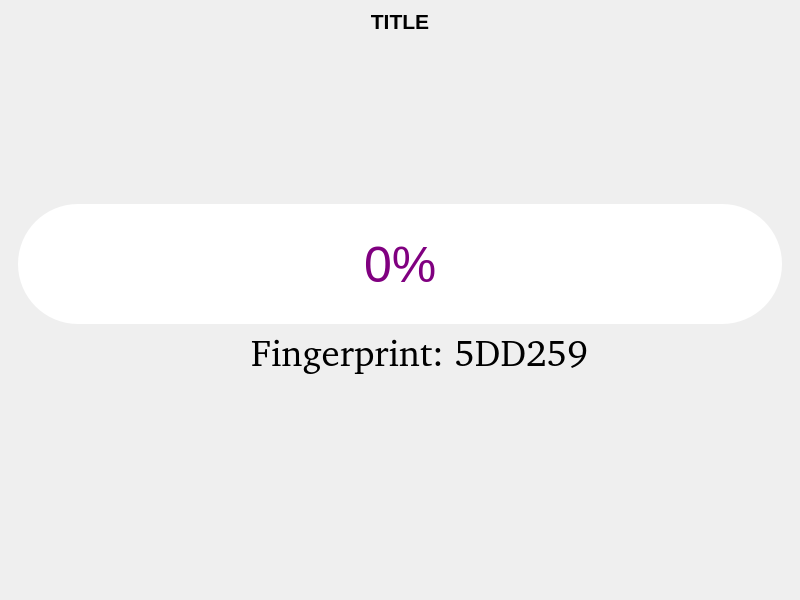
Before: the Qt Designer form mainwindow.ui in DiosDelRayo/XmrSignerCompanion, drawn with Qt 5.
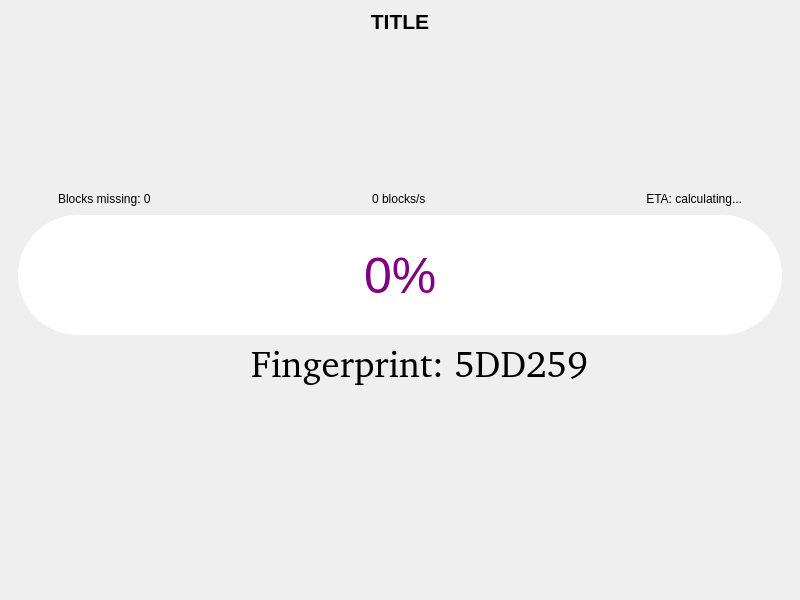
After: the same form once the commit is applied. The open tabs and pages were chosen to show the change. Icons and pictures are not drawn. Custom widgets are drawn as their Qt base class.

What changed in the file:
```diff
--- a/mainwindow.ui
+++ b/mainwindow.ui
@@ -99,7 +99,7 @@
     <item>
      <widget class="QStackedWidget" name="stackedWidget">
       <property name="currentIndex">
-       <number>3</number>
+       <number>5</number>
       </property>
       <widget class="QWidget" name="scanViewWalletQrPage">
        <layout class="QHBoxLayout" name="verticalLayout_2">
@@ -124,6 +124,9 @@
             <height>200</height>
            </size>
           </property>
+          <property name="styleSheet">
+           <string notr="true">QrCodeScanWidget { padding: 10px; }</string>
+          </property>
          </widget>
         </item>
         <item>
@@ -444,6 +447,92 @@
           </property>
          </spacer>
         </item>
+        <item>
+         <layout class="QHBoxLayout" name="horizontalLayout_5">
+          <item>
+           <spacer name="horizontalSpacer_20">
+            <property name="orientation">
+             <enum>Qt::Horizontal</enum>
+            </property>
+            <property name="sizeType">
+             <enum>QSizePolicy::Minimum</enum>
+            </property>
+            <property name="sizeHint" stdset="0">
+             <size>
+              <width>40</width>
+              <height>20</height>
+             </size>
+            </property>
+           </spacer>
+          </item>
+          <item>
+           <widget class="QLabel" name="missingBlocks">
+            <property name="text">
+             <string>Blocks missing: 0</string>
+            </property>
+           </widget>
+          </item>
+          <item>
+           <spacer name="horizontalSpacer_23">
+            <property name="orientation">
+             <enum>Qt::Horizontal</enum>
+            </property>
+            <property name="sizeHint" stdset="0">
+             <size>
+              <width>40</width>
+              <height>20</height>
+             </size>
+            </property>
+           </spacer>
+          </item>
+          <item>
+           <widget class="QLabel" name="avgBlockPerSecond">
+            <property name="text">
+             <string>0 blocks/s</string>
+            </property>
+           </widget>
+          </item>
+          <item>
+           <spacer name="horizontalSpacer_21">
+            <property name="orientation">
+             <enum>Qt::Horizontal</enum>
+            </property>
+            <property name="sizeHint" stdset="0">
+             <size>
+              <width>40</width>
+              <height>20</height>
+             </size>
+            </property>
+           </spacer>
+          </item>
+          <item>
+           <widget class="QLabel" name="syncETA">
+            <property name="text">
+             <string>ETA: calculating...</string>
+            </property>
+            <property name="alignment">
+             <set>Qt::AlignRight|Qt::AlignTrailing|Qt::AlignVCenter</set>
+            </property>
+           </widget>
+          </item>
+          <item>
+           <spacer name="horizontalSpacer_22">
+            <property name="orientation">
+             <enum>Qt::Horizontal</enum>
+            </property>
+            <property name="sizeType">
+             <enum>QSizePolicy::Minimum</enum>
+            </property>
+            <property name="sizeHint" stdset="0">
+             <size>
+              <width>40</width>
+              <height>20</height>
+             </size>
+            </property>
+           </spacer>
+          </item>
+         </layout>
+        </item>
         <item>
          <widget class="QProgressBar" name="syncProgressBar">
           <property name="styleSheet">
@@ -562,25 +651,13 @@
       <widget class="QWidget" name="outputsQrPage">
        <layout class="QHBoxLayout" name="verticalLayout_5">
         <item>
-         <widget class="QLabel" name="qrCodeLabel">
+         <widget class="URWidget" name="outputsUR" native="true">
           <property name="minimumSize">
            <size>
             <width>200</width>
             <height>200</height>
            </size>
           </property>
-          <property name="text">
-           <string/>
-          </property>
-          <property name="pixmap">
-           <pixmap resource="icons.qrc">:/images/qr.png</pixmap>
-          </property>
-          <property name="scaledContents">
-           <bool>false</bool>
-          </property>
-          <property name="alignment">
-           <set>Qt::AlignCenter</set>
-          </property>
          </widget>
         </item>
         <item>
@@ -685,7 +762,7 @@
            </spacer>
           </item>
           <item>
-           <widget class="QLabel" name="label_2">
+           <widget class="QLabel" name="availableAmount">
             <property name="font">
              <font>
               <pointsize>32</pointsize>
@@ -719,7 +796,7 @@
            </spacer>
           </item>
           <item>
-           <widget class="QAddressLineEdit" name="addressLineEdit">
+           <widget class="QAddressLineEdit" name="address">
             <property name="styleSheet">
              <string notr="true">QLineEdit {
 			  background-color: white;
@@ -727,8 +804,9 @@
 			  font-size: 36px;
 			  border-radius: 35px;
 			  padding: 5px;
-			  min-height: 60px;
-			  max-height: 60px;
+			  min-height: 45px;
+			  max-height: 45px;
+border: 10px solid transparent;
 			    }</string>
             </property>
             <property name="placeholderText">
@@ -753,7 +831,7 @@
            </spacer>
           </item>
           <item>
-           <widget class="QAmountLineEdit" name="amountLineEdit">
+           <widget class="QAmountLineEdit" name="amount">
             <property name="styleSheet">
              <string notr="true">QLineEdit {
 			  background-color: white;
@@ -761,8 +839,9 @@
 			  font-size: 36px;
 			  border-radius: 35px;
 			  padding: 5px;
-			  min-height: 60px;
-			  max-height: 60px;
+			  min-height: 45px;
+			  max-height: 45px;
+border: 10px solid transparent;
 			    }</string>
             </property>
             <property name="placeholderText">
@@ -1297,6 +1376,12 @@
    <header>qrcode/scanner/QrCodeScanWidget.h</header>
    <container>1</container>
   </customwidget>
+  <customwidget>
+   <class>URWidget</class>
+   <extends>QWidget</extends>
+   <header>qrcode/scanner/URWidget.h</header>
+   <container>1</container>
+  </customwidget>
  </customwidgets>
  <resources>
   <include location="icons.qrc"/>
```
